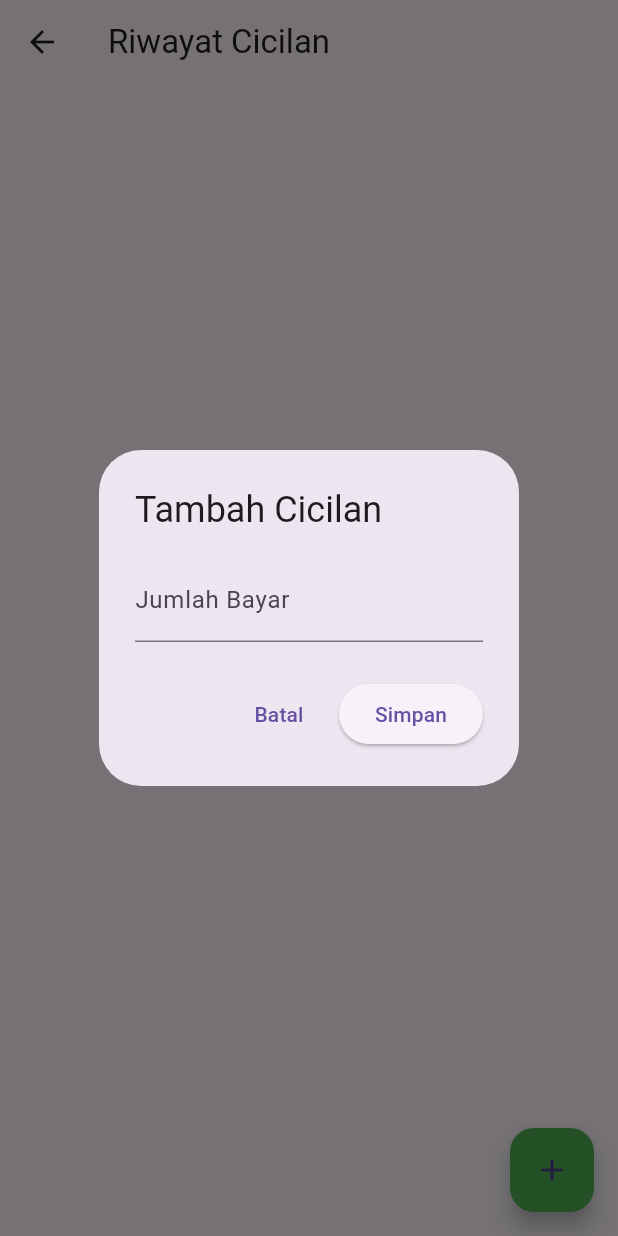
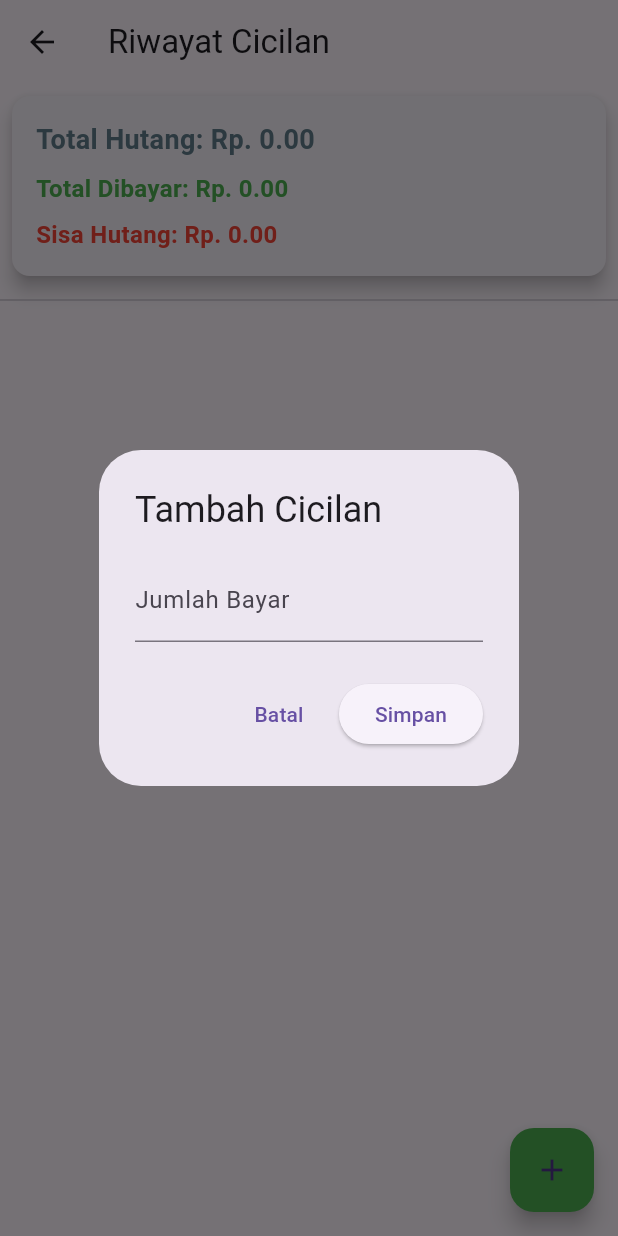
Before and after one commit to ariefdluffy/utang_core, a Flutter app: the PayInstallmentScreen_new screen opened directly with empty values, after a tap on the "add" icon, on a phone screen of 412 x 824 dp. Run offline on Flutter 3.47's test engine with Material 3 defaults, Android fonts, the light colour scheme and no system bars; our stand-ins replace flutter_riverpod, logger, supabase_flutter; accounts and stored records are empty; network calls fail.

Commit message:
updatemenu-edit-cicilan

```diff
--- a/lib/models/debt_model.dart
+++ b/lib/models/debt_model.dart
@@ -22,6 +22,9 @@ class Debt {
       userId: json['user_id'] as String,
       title: json['title'] as String,
       amount: (json['amount'] as num).toDouble(),
+      // installments: (json['installments'] as List<dynamic>)
+      //     .map((e) => Installment.fromJson(e))
+      //     .toList()
       installments: (json['installments'] != null)
           ? (json['installments'] as List<dynamic>)
               .map((e) => Installment.fromJson(e))
--- a/lib/screen/pay_installment.dart
+++ b/lib/screen/pay_installment.dart
@@ -2,6 +2,7 @@ import 'package:flutter/material.dart';
 import 'package:flutter_riverpod/flutter_riverpod.dart';
 import 'package:utang_core/models/installment_model.dart';
 import 'package:utang_core/providers/debt_providers.dart';
+import 'package:uuid/uuid.dart';
 import '../models/debt_model.dart';
 import '../utils/snackbar_helper.dart';
 
@@ -17,6 +18,26 @@ class PayInstallmentScreen_new extends ConsumerStatefulWidget {
 class _PayInstallmentScreenState
     extends ConsumerState<PayInstallmentScreen_new> {
   final TextEditingController amountController = TextEditingController();
+  final uuid = const Uuid();
+
+  @override
+  void initState() {
+    super.initState();
+    _fetchInstallments(); // 🔹 Ambil data cicilan saat halaman dibuka
+  }
+
+  void _fetchInstallments() {
+    ref.read(debtProvider.notifier).fetchInstallments(widget.debt.id);
+  }
+
+  double _getTotalPaid(List<Installment> installments) {
+    // return installments.fold(0.0, (sum, item) => sum + item.amountPaid);
+    final updatedDebt = ref
+        .read(debtProvider)
+        .firstWhere((d) => d.id == widget.debt.id, orElse: () => widget.debt);
+    return updatedDebt.installments
+        .fold(0.0, (sum, item) => sum + item.amountPaid);
+  }
 
   void _addInstallment() {
     showDialog(
@@ -35,7 +56,7 @@ class _PayInstallmentScreenState
               child: const Text("Batal"),
             ),
             ElevatedButton(
-              onPressed: () {
+              onPressed: () async {
                 try {
                   if (amountController.text.isEmpty) {
                     showSnackbar(context, "Masukkan jumlah pembayaran!");
@@ -48,17 +69,38 @@ class _PayInstallmentScreenState
                     return;
                   }
 
+                  final totalPaid = _getTotalPaid(widget.debt.installments);
+                  final remainingDebt = widget.debt.amount - totalPaid;
+
+                  // 🔹 Cek apakah hutang sudah lunas
+                  if (totalPaid >= widget.debt.amount) {
+                    showSnackbar(context,
+                        "Hutang sudah lunas, tidak bisa menambah cicilan!");
+                    return;
+                  }
+
+                  // 🔹 Cek apakah cicilan melebihi sisa hutang
+                  if (amountPaid > remainingDebt) {
+                    showSnackbar(context,
+                        "Cicilan lebih besar dari sisa hutang! Maksimal: Rp. ${remainingDebt.toStringAsFixed(2)}");
+                    return;
+                  }
+
                   final installment = Installment(
-                    id: DateTime.now().toString(),
+                    id: uuid.v4(),
                     amountPaid: amountPaid,
                     datePaid: DateTime.now(),
                   );
 
-                  ref
+                  await ref
                       .read(debtProvider.notifier)
                       .addInstallment(widget.debt.id, installment);
                   showSnackbar(context, "Cicilan berhasil ditambahkan!",
                       isError: false);
+
+                  amountController.clear();
+                  _fetchInstallments();
+
                   Navigator.pop(context); // Tutup dialog setelah sukses
                   setState(() {}); // Perbarui UI
                 } catch (e) {
@@ -75,26 +117,89 @@ class _PayInstallmentScreenState
 
   @override
   Widget build(BuildContext context) {
+    final updatedDebt = ref
+        .watch(debtProvider)
+        .firstWhere((d) => d.id == widget.debt.id, orElse: () => widget.debt);
+    final totalPaid = _getTotalPaid(updatedDebt.installments);
+    final remainingDebt = updatedDebt.amount - totalPaid;
+
     return Scaffold(
       appBar: AppBar(title: const Text("Riwayat Cicilan")),
-      body: widget.debt.installments.isEmpty
+      body: Column(
+        crossAxisAlignment: CrossAxisAlignment.start,
+        children: [
+          SizedBox(
+            width: MediaQuery.of(context).size.width,
+            child: Card(
+              margin: const EdgeInsets.all(8),
+              elevation: 5, // Menambahkan shadow untuk efek kedalaman
+              shape: RoundedRectangleBorder(
+                borderRadius: BorderRadius.circular(
+                    12), // Border radius yang lebih modern
+              ),
+              child: Padding(
+                padding: const EdgeInsets.all(16),
+                child: Column(
+                  crossAxisAlignment: CrossAxisAlignment.start,
+                  children: [
+                    Text(
+                      "Total Hutang: Rp. ${updatedDebt.amount.toStringAsFixed(2)}",
+                      style: const TextStyle(
+                        fontSize: 18,
+                        fontWeight: FontWeight.bold,
+                        color: Colors.blueGrey, // Warna teks yang lebih modern
+                      ),
+                    ),
+                    const SizedBox(height: 8), // Spasi antara teks
+                    Text(
+                      "Total Dibayar: Rp. ${totalPaid.toStringAsFixed(2)}",
+                      style: const TextStyle(
+                        fontSize: 16,
+                        color: Colors.green,
+                        fontWeight:
+                            FontWeight.w600, // Font weight yang lebih tebal
+                      ),
+                    ),
+                    const SizedBox(height: 8), // Spasi antara teks
+                    Text(
+                      "Sisa Hutang: Rp. ${remainingDebt.toStringAsFixed(2)}",
+                      style: const TextStyle(
+                        fontSize: 16,
+                        color: Colors.red,
+                        fontWeight:
+                            FontWeight.w600, // Font weight yang lebih tebal
+                      ),
+                    ),
+                  ],
+                ),
+              ),
+            ),
+          ),
+          const Divider(),
+          Expanded(
+            child: updatedDebt.installments.isEmpty
                 ? const Center(child: Text("Belum ada cicilan"))
                 : ListView.builder(
-              itemCount: widget.debt.installments.length,
+                    itemCount: updatedDebt.installments.length,
                     itemBuilder: (context, index) {
-                final installment = widget.debt.installments[index];
+                      final installment = updatedDebt.installments[index];
                       return ListTile(
                         title: Text(
-                      "Cicilan \$${installment.amountPaid.toStringAsFixed(2)}"),
-                  subtitle: Text("Tanggal: ${installment.datePaid.toLocal()}"),
-                  leading: const Icon(Icons.check_circle, color: Colors.green),
+                            "Cicilan Rp. ${installment.amountPaid.toStringAsFixed(2)}"),
+                        subtitle:
+                            Text("Tanggal: ${installment.datePaid.toLocal()}"),
+                        leading:
+                            const Icon(Icons.check_circle, color: Colors.green),
                       );
                     },
                   ),
+          ),
+        ],
+      ),
       floatingActionButton: FloatingActionButton(
-        onPressed: _addInstallment, // 🔹 Tambah cicilan saat ditekan
-        child: Icon(Icons.add),
-        backgroundColor: Colors.green,
+        onPressed: _addInstallment,
+        backgroundColor: Colors.green, // 🔹 Tambah cicilan saat ditekan
+        child: const Icon(Icons.add),
       ),
     );
   }
--- a/lib/services/supabase_service.dart
+++ b/lib/services/supabase_service.dart
@@ -63,13 +63,13 @@ class SupabaseService {
   // 🔹 Simpan cicilan ke database Supabase
   Future<void> addInstallment(String debtId, Installment installment) async {
     try {
-      final response = await supabase.from('installments').insert({
+      await supabase.from('installments').insert({
         'id': installment.id,
         'debt_id': debtId,
         'amount_paid': installment.amountPaid,
         'date_paid': installment.datePaid.toIso8601String(),
       });
-      print(response);
+      // print(response);
       print("✅ Cicilan berhasil disimpan!");
     } catch (e) {
       print("❌ Error menyimpan cicilan: $e");
@@ -77,7 +77,6 @@ class SupabaseService {
     }
   }
 
-  // 🔹 Ambil daftar cicilan berdasarkan `debt_id`
   Future<List<Installment>> getInstallments(String debtId) async {
     try {
       final response = await supabase
@@ -86,12 +85,39 @@ class SupabaseService {
           .eq('debt_id', debtId)
           .order('date_paid', ascending: false);
 
-      return response
+      print("🔹 Riwayat cicilan dari Supabase: $response");
+
+      if (response == null) {
+        print("⚠️ Tidak ada cicilan ditemukan untuk debtId: $debtId");
+        return [];
+      }
+
+      if (response is! List) {
+        print("❌ Error: Response bukan List, tipe: ${response.runtimeType}");
+        return [];
+      }
+
+      return (response as List<dynamic>)
           .map<Installment>((data) => Installment.fromJson(data))
           .toList();
     } catch (e) {
-      print("❌ Error mengambil cicilan: $e");
+      print("❌ Error mengambil data cicilan: $e");
       return [];
     }
   }
+
+  Future<void> updateDebt(
+      String debtId, String newTitle, double newAmount) async {
+    try {
+      await supabase.from('debts').update({
+        'title': newTitle,
+        'amount': newAmount,
+      }).eq('id', debtId);
+
+      print("✅ Hutang berhasil diperbarui!");
+    } catch (e) {
+      print("❌ Error saat memperbarui hutang: $e");
+      throw e;
+    }
+  }
 }
--- a/lib/widget/debt_card.dart
+++ b/lib/widget/debt_card.dart
@@ -1,7 +1,6 @@
 import 'package:flutter/material.dart';
 import 'package:utang_core/screen/edit_debt_screen.dart';
 import 'package:utang_core/screen/pay_installment.dart';
-import 'package:utang_core/screen/pay_installment_screen.dart';
 import '../models/debt_model.dart';
 
 class DebtCard extends StatelessWidget {
```
Also changed, not shown: lib/models/installment_model.dart (+6 -6 lines), lib/providers/debt_providers.dart (+54 -19 lines), lib/screen/edit_debt_screen.dart (+17 -2 lines), lib/screen/home_screen.dart (+8 -2 lines), lib/screen/pay_installment_screen.dart (deleted, +0 -61 lines). Lines whose indentation alone changed are shown as unchanged.
